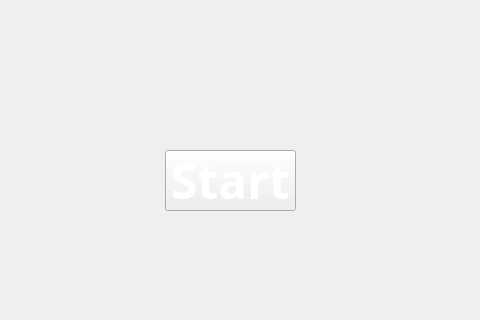
Before: the Qt Designer form start.ui in ParisaMollahoseini/FlappyBird, drawn with Qt 5; both pictures show x 195 to 675 and y 430 to 750 of the 902 by 917 pixel window.
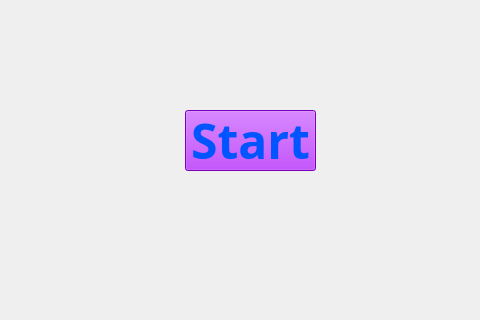
After: the same form once the commit is applied. Icons and pictures are not drawn.

Commit message: start finish

```diff
--- a/start.ui
+++ b/start.ui
@@ -20,8 +20,8 @@
    <widget class="QPushButton" name="start">
     <property name="geometry">
      <rect>
-      <x>360</x>
-      <y>580</y>
+      <x>380</x>
+      <y>540</y>
       <width>131</width>
       <height>61</height>
      </rect>
@@ -35,7 +35,9 @@
      </font>
     </property>
     <property name="styleSheet">
-     <string notr="true">color: rgb(255, 255, 255);</string>
+     <string notr="true">background-color: rgb(170, 0, 255);
+border-image: url();
+color: rgb(0, 85, 255);</string>
     </property>
     <property name="text">
      <string>Start</string>
```
Left out of the diff: 2 changed lines with no effect on the pictures. The commit also changes 2 other files.
